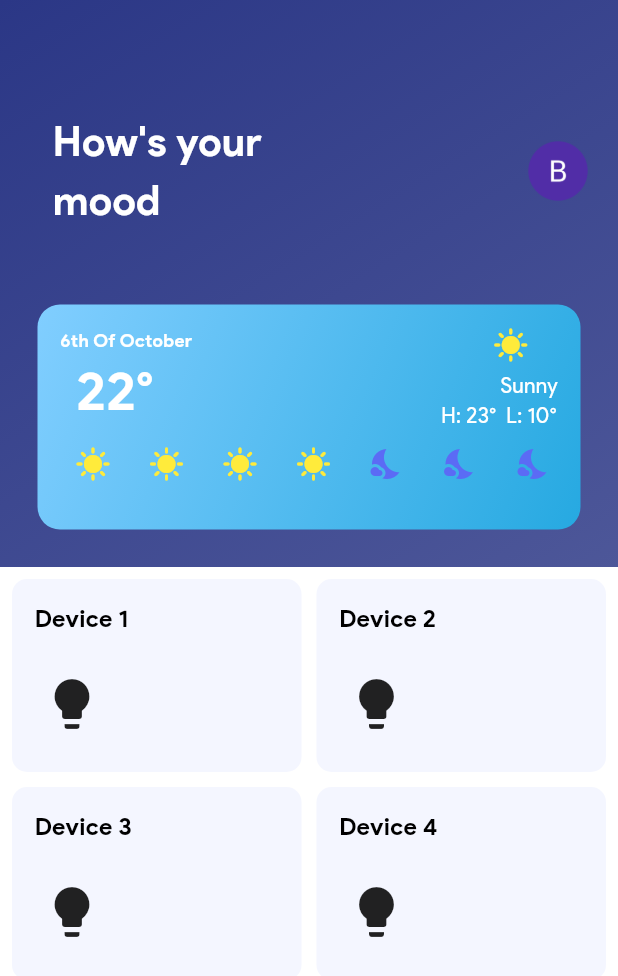
After one commit to aboda-7/front-end-home, a Flutter app: the dashboard screen opened directly, after a tap on the "ac unit" icon, on a phone screen of 412 x 824 dp. The commit adds this screen. Shown: the top 976 px of the screen. Run offline on Flutter 3.47's test engine with Material 3 defaults, Android fonts, the phone set to English and light mode, and no system bars; our stand-ins replace flutter_svg, percent_indicator, slider_button.

Commit message:
Adding Scenes page looks

```diff
--- /dev/null
+++ b/lib/Scenes.dart
@@ -0,0 +1,207 @@
+import 'package:flutter/material.dart';
+import 'package:flutter_svg/flutter_svg.dart';
+import 'package:yarab/DevicesPage.dart';
+import 'package:yarab/Scenes.dart';
+import 'package:yarab/appbarcustom.dart';
+import 'package:yarab/appdrawer.dart';
+import 'package:yarab/profile.dart';
+import 'package:yarab/room.dart';
+import 'package:yarab/roomlist.dart';
+import 'package:yarab/scan.dart';
+import 'package:slider_button/slider_button.dart';
+
+
+import 'main.dart';
+import 'roomlist.dart';
+
+class Scenes extends StatelessWidget {
+  const Scenes({super.key});
+
+  @override
+  Widget build(BuildContext context) {
+    return Scaffold(
+      backgroundColor: Colors.white,
+      body: SingleChildScrollView(
+        child: Container(
+          width: MediaQuery.of(context).size.width,
+          decoration: BoxDecoration(
+            gradient: LinearGradient(
+              begin: Alignment.topLeft,
+              end: Alignment.bottomRight,
+              colors: <Color>[
+                Color(0xFF2B3786),
+                Color(0xFF5C65A1),
+              ],
+            ),
+          ),
+          child: Column(
+            children: [
+              Padding(
+                padding: EdgeInsets.only(top: 75, left: 20, right: 20),
+                child: Row(
+                  mainAxisAlignment: MainAxisAlignment.spaceBetween,
+                  children: [
+                    Padding(
+                      padding: EdgeInsets.only(left: 15),
+                      child: Text(
+                        "How's your\nmood",
+                        style: TextStyle(
+                          fontFamily: 'ProductSans',
+                          fontSize: 27,
+                          color: Colors.white,
+                          fontWeight: FontWeight.bold,
+                        ),
+                      ),
+                    ),
+                    Image(
+                      image: AssetImage('assets/pfp.png'),
+                      height: 40,
+                      width: 40,
+                    ),
+                  ],
+                ),
+              ),
+              SizedBox(
+                  height: 200,
+                  child: Padding(
+                      padding: EdgeInsets.only(left: 25,right: 25, top: 50),
+                      child: Container(
+                          decoration: BoxDecoration(
+                              gradient: LinearGradient(
+                                  begin: Alignment.topLeft,
+                                  end: Alignment.bottomRight,
+                                  colors: <Color>[
+                                      Color(0xFF81CEFF),
+                                      Color(0xFF26A9E1)
+                                  ]
+                              ),
+                            borderRadius: BorderRadius.circular(15),
+                          ),
+                        child: Column(
+                          children: [
+                            Row(
+                              mainAxisAlignment: MainAxisAlignment.spaceBetween,
+                              children: [
+                                Column(
+                                  children: [
+                                    Padding(
+                                      padding: const EdgeInsets.only(left : 15 , top: 15),
+                                      child: Text("6th Of October",style: TextStyle(
+                                          fontSize: 12,
+                                          color: Colors.white,
+                                          fontWeight: FontWeight.bold,
+                                        ),
+                                      ),
+                                    ),
+                                    Text("22°",style: TextStyle(
+                                        fontSize: 36,
+                                        color: Colors.white,
+                                        fontWeight: FontWeight.bold,
+                                      ),
+                                    ),
+                                  ],
+                                ),
+                                 Column(
+                                    children: [
+                                      Padding(
+                                        padding: EdgeInsets.only(right : 0 , top: 15),
+                                        child: Icon(Icons.sunny,color: Colors.yellow,),
+                                      ),
+                                      SizedBox(height: 5,),
+                                      Padding(
+                                        padding: EdgeInsets.only(right : 15),
+                                        child: Text("            Sunny\nH: 23°  L: 10°",style: TextStyle(
+                                            color: Colors.white,
+                                          ),
+                                        ),
+                                      ),
+                                    ],
+                                 ),
+                              ],
+                            ),
+                            SizedBox(height: 10,),
+                            Row(
+                              children: [
+                                SizedBox(width: 25,),
+                                Icon(Icons.sunny,color: Colors.yellow,),
+                                SizedBox(width: 25,),
+                                Icon(Icons.sunny,color: Colors.yellow,),
+                                SizedBox(width: 25,),
+                                Icon(Icons.sunny,color: Colors.yellow,),
+                                SizedBox(width: 25,),
+                                Icon(Icons.sunny,color: Colors.yellow,),
+                                SizedBox(width: 25,),
+                                Icon(Icons.nights_stay,color: Color(0xFF5B6BF5),),
+                                SizedBox(width: 25,),
+                                Icon(Icons.nights_stay,color: Color(0xFF5B6BF5),),
+                                SizedBox(width: 25,),
+                                Icon(Icons.nights_stay,color: Color(0xFF5B6BF5),),
+                              ],
+                            )
+                          ],
+                        ),
+                      ),
+                  ),
+              ),
+              SizedBox(height: 25,),
+              Container(
+                width: MediaQuery.of(context).size.width,
+                color: Colors.white,
+                child: Column(
+                  crossAxisAlignment: CrossAxisAlignment.start,
+                  children: [
+                    // Grid of Containers with resized sizes
+                    Padding(
+                      padding: const EdgeInsets.all(8.0),
+                      child: GridView.builder(
+                        shrinkWrap: true,
+                        physics: NeverScrollableScrollPhysics(),
+                        gridDelegate: SliverGridDelegateWithFixedCrossAxisCount(
+                          crossAxisCount: 2,
+                          crossAxisSpacing: 10,
+                          mainAxisSpacing: 10,
+                          childAspectRatio: 1.5,
+                        ),
+                        itemCount: 4, // Number of containers in the grid
+                        itemBuilder: (context, index) {
+                          return Container(
+                            width: 120,
+                            height: 150,
+                            decoration: BoxDecoration(
+                              color: Color(0xFFF4F6FF),
+                              borderRadius: BorderRadius.circular(10),
+                            ),
+                            child: Column(
+                              crossAxisAlignment: CrossAxisAlignment.start,
+                              children: [
+                                Padding(
+                                  padding: EdgeInsets.only(left:15 ,top:15),
+                                  child: Text(
+                                    'Device ${index + 1}',
+                                    style: TextStyle(
+                                        color: Colors.black,
+                                        fontSize: 16,
+                                        fontWeight: FontWeight.bold
+                                    ),
+                                  ),
+                                ),
+                                Padding(
+                                  padding: const EdgeInsets.only(left: 20, top :25),
+                                  child: Icon(Icons.lightbulb,size: 40,),
+                                )
+                              ],
+                            ),
+                          );
+                        },
+                      ),
+                    ),
+                  ],
+                ),
+              ),
+            ],
+          ),
+        ),
+      ),
+    );
+  }
+}
--- a/lib/dashboard.dart
+++ b/lib/dashboard.dart
@@ -1,6 +1,7 @@
 import 'package:flutter/material.dart';
 import 'package:flutter_svg/flutter_svg.dart';
 import 'package:yarab/DevicesPage.dart';
+import 'package:yarab/Scenes.dart';
 import 'package:yarab/appbarcustom.dart';
 import 'package:yarab/appdrawer.dart';
 import 'package:yarab/profile.dart';
@@ -28,6 +29,14 @@ class dashboard extends StatelessWidget {
   @override
   Widget build(BuildContext context) {
     return  Scaffold(
+      floatingActionButton: FloatingActionButton(
+          onPressed: (){
+            Navigator.push(
+                context, _createRoute(Scenes())
+            );
+          },
+          child: Icon(Icons.ac_unit),
+      ),
       drawer: appdrawer(),
       backgroundColor: Colors.white,
       body:
--- a/lib/roomlist.dart
+++ b/lib/roomlist.dart
@@ -44,7 +44,7 @@ class _listofrooms extends State<roomlist> {
 
   void _addroom() {
     setState(() {
-      roomsarray.add(Rooms(const Icon(Icons.bedroom_parent, color: Colors.white),_roomumber++,"Bedroom",false));
+      roomsarray.add(Rooms(const Icon(Icons.bedroom_parent, color: Colors.black),_roomumber++,"Bedroom",false));
     });
   }
 
@@ -87,10 +87,10 @@ class _listofrooms extends State<roomlist> {
                   Column(
                     children: [
                       SizedBox(height: 25,),
-                      Icon(Icons.add,color: Colors.white,),
+                      Icon(Icons.add,color: Colors.black,),
                       Text("Add Room", style: TextStyle(
                           fontFamily: "ProductSans",
-                          color: Colors.white
+                          color: Colors.black
                         ),
                       ),
                     ],
```
